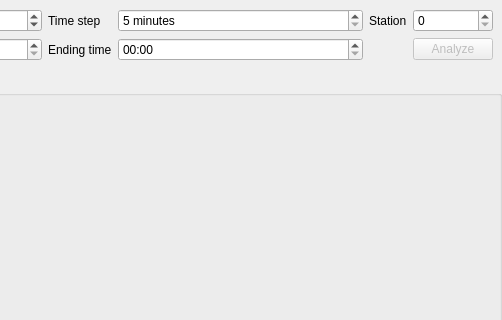
The window that plotwidget.ui (BugenZhao/MTAnalyzer) describes before a commit, drawn with Qt 5; both pictures show x 282 to 784 and y 0 to 320 of the 784 by 618 pixel window.
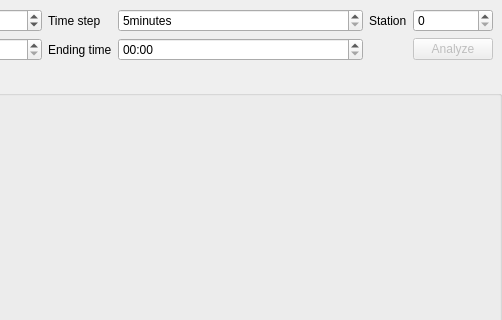
The same window after the commit.

Patch:
```diff
--- a/plotwidget.ui
+++ b/plotwidget.ui
@@ -101,7 +101,7 @@
       <item row="0" column="3">
        <widget class="QSpinBox" name="timeStepBox">
         <property name="suffix">
-         <string> minutes</string>
+                                    <string>minutes</string>
         </property>
         <property name="minimum">
          <number>5</number>
```
Lines whose indentation alone changed are shown as unchanged.
